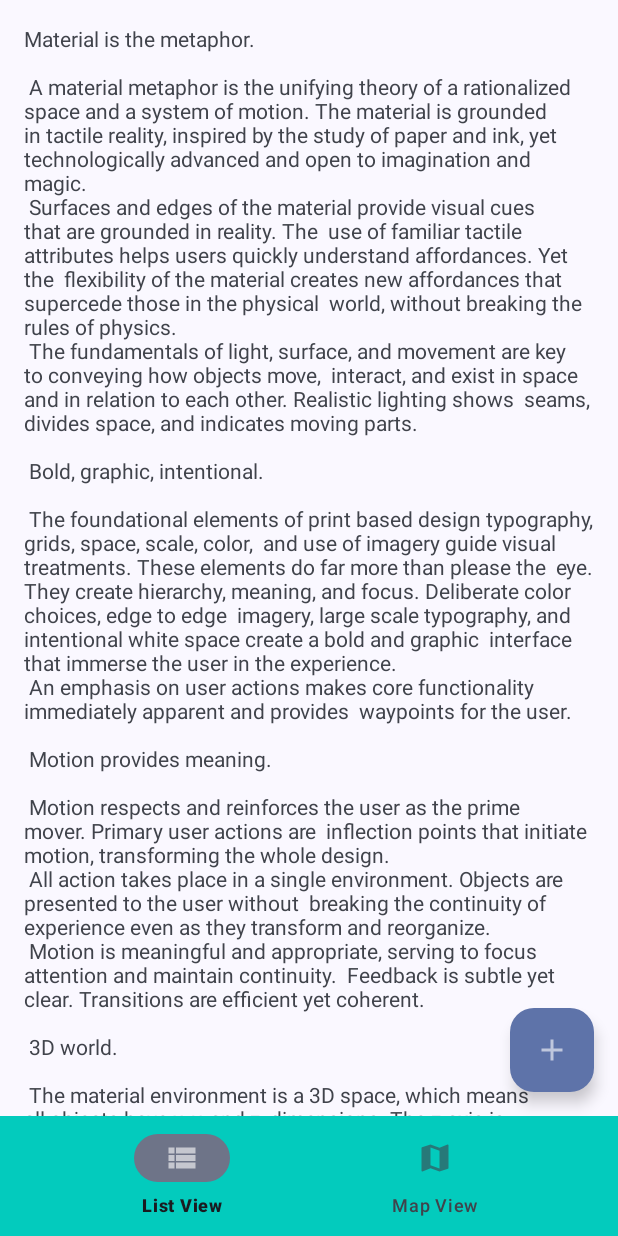
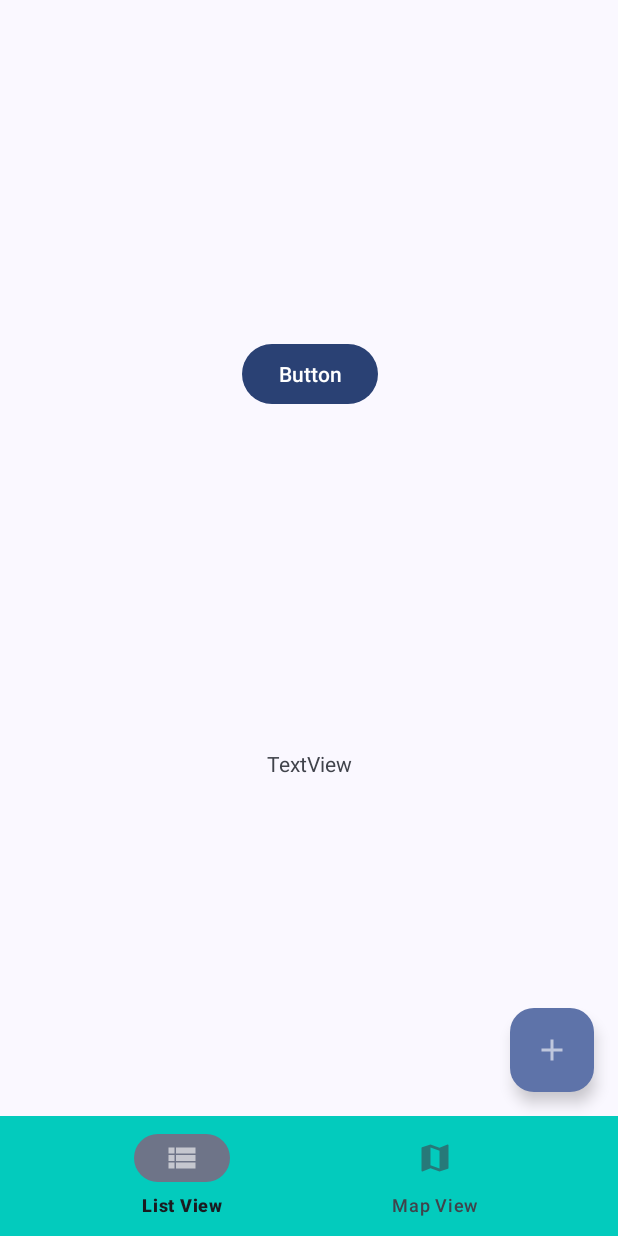
Before and after one commit to hoverGecko/LifeARchive, an Android app: the fragment ScrollingFragment placed in its activity, on a phone screen of 412 x 824 dp. Run offline under Robolectric (Android 15) with nearby library versions, the light colour scheme and no system bars; our stand-ins replace Room's generated code; 1 statement that could not run was skipped.

Commit message:
Enabled transfer of data bewtween fragment

```diff
--- a/app/src/main/java/hku/cs/lifearchive/MyItemRecyclerViewAdapter.kt
+++ b/app/src/main/java/hku/cs/lifearchive/MyItemRecyclerViewAdapter.kt
@@ -1,5 +1,6 @@
 package hku.cs.lifearchive
 
+import android.os.Bundle
 import android.view.LayoutInflater
 import android.view.ViewGroup
 import android.widget.Button
@@ -48,8 +49,14 @@ class MyItemRecyclerViewAdapter(
         holder.detailview.setOnClickListener{
             //TODO: make a view fragment for it
             println("position")
+            val bundle = Bundle()
+            bundle.putInt("id",item.id)
+
+            val Scroller = ScrollingFragment()
+            Scroller.arguments=bundle
+
             context1?.supportFragmentManager?.beginTransaction()
-                ?.replace(context1!!.findViewById<FrameLayout>(R.id.Frame).id,ScrollingFragment())
+                ?.replace(context1!!.findViewById<FrameLayout>(R.id.Frame).id,Scroller)
                 ?.commit();
         }
 
--- a/app/src/main/java/hku/cs/lifearchive/ScrollingFragment.kt
+++ b/app/src/main/java/hku/cs/lifearchive/ScrollingFragment.kt
@@ -1,10 +1,13 @@
 package hku.cs.lifearchive
 
+import android.R.attr.defaultValue
 import android.os.Bundle
 import android.view.LayoutInflater
 import android.view.View
 import android.view.ViewGroup
+import android.widget.TextView
 import androidx.fragment.app.Fragment
+
 
 class ScrollingFragment : Fragment() {
 
@@ -13,6 +16,15 @@ class ScrollingFragment : Fragment() {
         container: ViewGroup?,
         savedInstanceState: Bundle?
     ): View? {
-        return inflater.inflate(R.layout.fragment_scrolling, container, false)
+        val view = inflater.inflate(R.layout.fragment_scrolling, container, false)
+
+        val idGet : TextView = view.findViewById(R.id.idview)
+        //get value from bundle
+        val bundle = this.arguments
+        if (bundle != null) {
+            val id = bundle.getInt("id", defaultValue)
+            idGet.text = id.toString()
+        }
+        return view
     }
 }
--- a/app/src/main/res/layout/fragment_scrolling.xml
+++ b/app/src/main/res/layout/fragment_scrolling.xml
@@ -1,13 +1,30 @@
 <?xml version="1.0" encoding="utf-8"?>
-<androidx.core.widget.NestedScrollView xmlns:android="http://schemas.android.com/apk/res/android"
+<androidx.constraintlayout.widget.ConstraintLayout xmlns:android="http://schemas.android.com/apk/res/android"
+    xmlns:app="http://schemas.android.com/apk/res-auto"
     xmlns:tools="http://schemas.android.com/tools"
+    android:id="@+id/Layouts1"
     android:layout_width="match_parent"
     android:layout_height="match_parent"
     tools:context=".ScrollingFragment">
 
-    <TextView
+    <Button
+        android:id="@+id/button"
         android:layout_width="wrap_content"
         android:layout_height="wrap_content"
-        android:layout_margin="@dimen/text_margin"
-        android:text="@string/large_text" />
-</androidx.core.widget.NestedScrollView>
+        android:layout_marginStart="1dp"
+        android:text="Button"
+        app:layout_constraintBottom_toTopOf="@+id/idview"
+        app:layout_constraintEnd_toEndOf="parent"
+        app:layout_constraintStart_toStartOf="parent"
+        app:layout_constraintTop_toTopOf="parent" />
+
+    <TextView
+        android:id="@+id/idview"
+        android:layout_width="wrap_content"
+        android:layout_height="wrap_content"
+        android:text="TextView"
+        app:layout_constraintBottom_toBottomOf="parent"
+        app:layout_constraintEnd_toEndOf="parent"
+        app:layout_constraintStart_toStartOf="parent"
+        app:layout_constraintTop_toBottomOf="@+id/button" />
+</androidx.constraintlayout.widget.ConstraintLayout>
```
